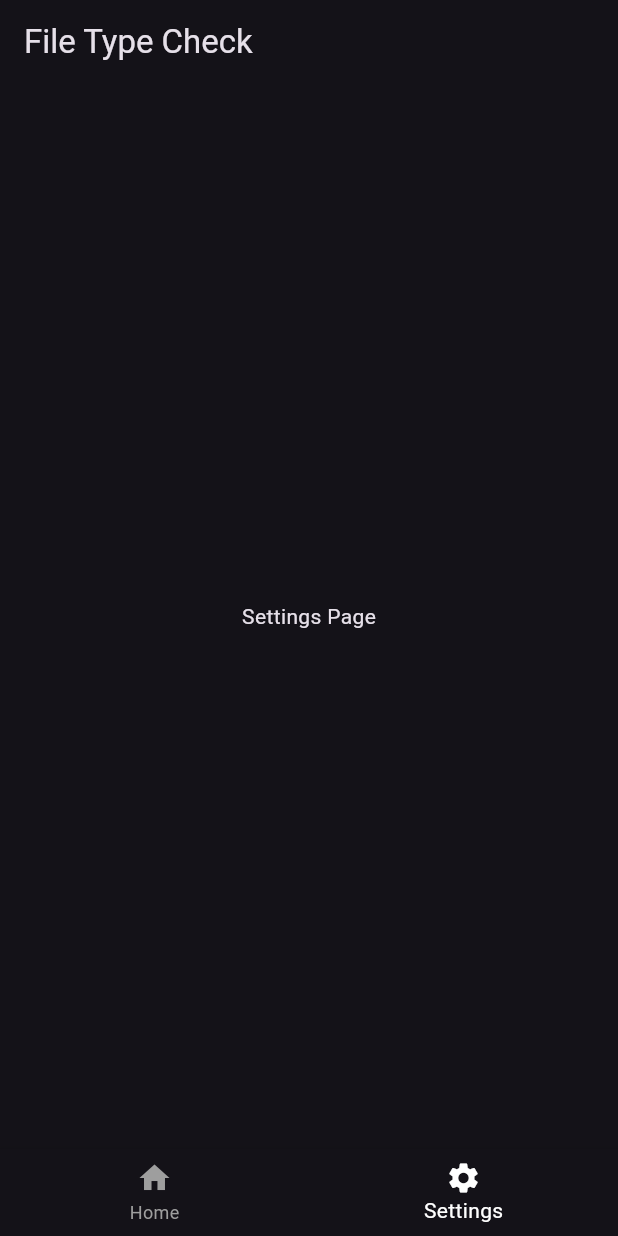
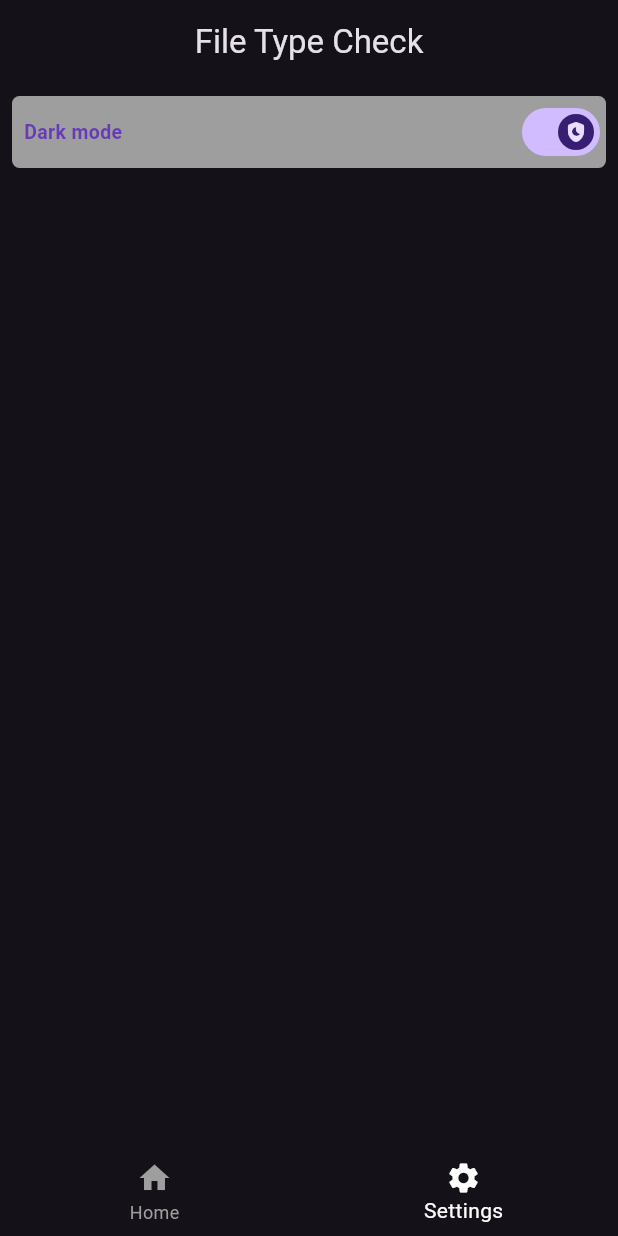
Before and after one commit to ebriONE/permission_handler_training, a Flutter app: the screen it shows after launch, swiped to page 2, on a phone screen of 412 x 824 dp. Run offline on Flutter 3.47's test engine with Material 3 defaults, Android fonts, the phone set to English and light mode, and no system bars; our stand-ins replace permission_handler.

Commit message:
updated UI

```diff
--- a/lib/Pages/homePage.dart
+++ b/lib/Pages/homePage.dart
@@ -1,4 +1,4 @@
-import 'package:file_type_check/permission.dart';
+import 'package:file_type_check/tools/permission.dart';
 import 'package:flutter/material.dart';
 
 class MainPage extends StatelessWidget {
--- a/lib/Pages/secondPage.dart
+++ b/lib/Pages/secondPage.dart
@@ -5,11 +5,63 @@ class SecondPage extends StatefulWidget {
   _SecondPageState createState() => _SecondPageState();
 }
 
+
 class _SecondPageState extends State<SecondPage> {
+
+  bool light0 = true;
+  bool light1 = true;
+
+  final MaterialStateProperty<Icon?> thumbIcon =
+  MaterialStateProperty.resolveWith<Icon?>(
+        (Set<MaterialState> states) {
+      if (states.contains(MaterialState.selected)) {
+        return const Icon(Icons.shield_moon_rounded);
+      }
+      return const Icon(Icons.sunny);
+    },
+  );
+
+
   @override
   Widget build(BuildContext context) {
-    return Center(
-      child: Text("Settings Page"),
-    );
+    return
+      Scaffold(
+          body: Row(
+            mainAxisAlignment: MainAxisAlignment.spaceBetween,
+            crossAxisAlignment: CrossAxisAlignment.center,
+            children: [
+              Expanded(
+                child: Padding(
+                  padding: const EdgeInsets.all(8.0),
+                  child: Container(
+                    decoration: const BoxDecoration(
+                      color: Colors.grey,
+                      borderRadius: BorderRadius.all(Radius.circular(5))
+                    ),
+                    child:  Row(
+                      children: [
+                        const Padding(
+                          padding: EdgeInsets.only(left: 8.0),
+                          child: Text("Dark mode ",
+                            style: TextStyle(fontSize: 13,color: Colors.deepPurple,fontWeight: FontWeight.bold),),
+                        ),
+                        const Spacer(flex: 1,),
+                        Switch(
+                          thumbIcon: thumbIcon,
+                          value: light1,
+                          onChanged: (bool value) {
+                            setState(() {
+                              light1 = value;
+                            });
+                          },
+                        ),
+                      ],
+                    ),
+                  ),
+                ),
+              ),
+            ],
+          )
+      );
   }
 }
--- a/lib/main.dart
+++ b/lib/main.dart
@@ -12,7 +12,7 @@ class MyApp extends StatelessWidget {
   @override
   Widget build(BuildContext context) {
     return MaterialApp(
-      theme: ThemeData.dark(),
+      theme: ThemeData.dark(useMaterial3: true,),
       debugShowCheckedModeBanner: false,
       home: const HomePage(),
     );
@@ -43,6 +43,7 @@ class _HomePageState extends State<HomePage> {
     return Scaffold(
       appBar: AppBar(
         title: const Text("File Type Check"),
+        centerTitle: true,
       ),
 
       body: PageView(
```
Also changed, not shown: lib/tools/permission.dart (renamed from lib/permission.dart).
